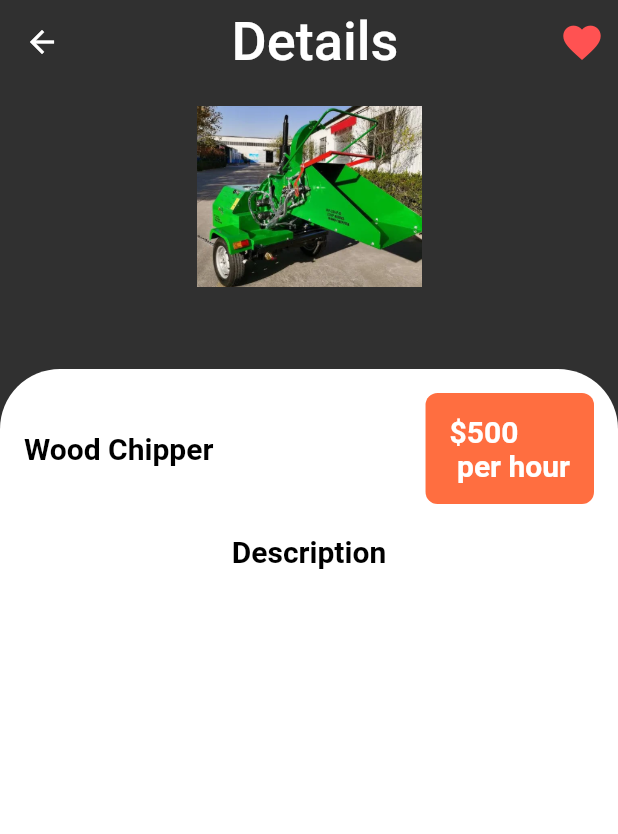
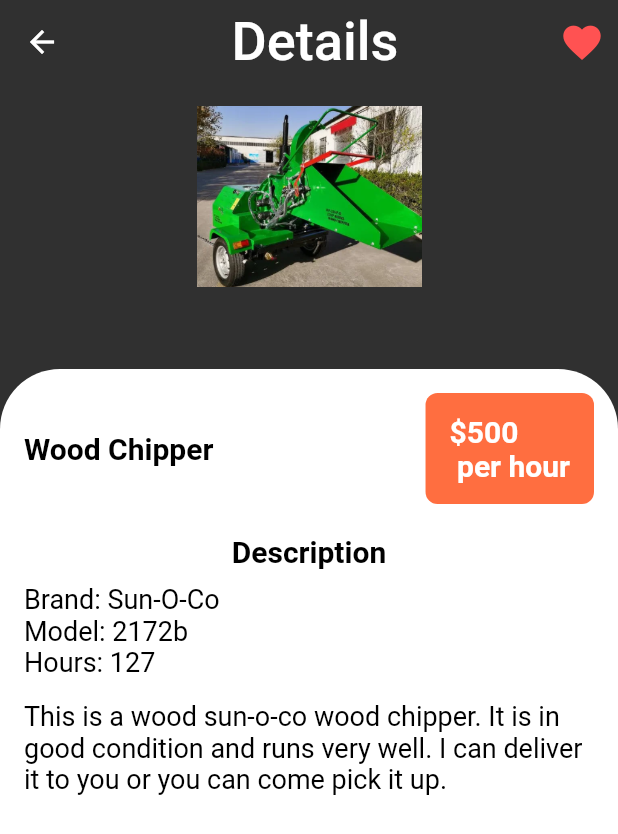
Before and after one commit to Jschofi95/Utool, a Flutter app: the HomePage screen opened directly, after a tap on "Detail", on a phone screen of 412 x 824 dp. Shown: the top 834 px of the screen. Run offline on Flutter 3.47's test engine with Material 2 defaults, Android fonts, the phone set to English and light mode, and no system bars; Roboto replaces fonts that are missing (Helvelica).

Commit message:
Added more to the description section of "item_detail_page.dart"

```diff
--- a/lib/homepage/homepage.dart
+++ b/lib/homepage/homepage.dart
@@ -25,7 +25,8 @@ class _HomePageState extends State<HomePage> {
         useType: UseType.PICK_UP,
         address: "123 Side St, Tuscaloosa, AL, 35402",
         deliveryFee: "250",
-        hours: "127",),
+        hours: "127",
+        description: "This is a wood sun-o-co wood chipper. It is in good condition and runs very well. I can deliver it to you or you can come pick it up."),
     const ItemData(
         type: "Stump Grinder",
         imgLinks: ["assets/stump_grinder.jpg"],
@@ -37,7 +38,8 @@ class _HomePageState extends State<HomePage> {
         useType: UseType.PICK_UP,
         address: "321 Main Ave, Tuscaloosa, 35404",
         deliveryFee: "null",
-        hours: "242")
+        hours: "242",
+        description: "This is my Carlton stump grinder. It has had regular services for it's entire life and runs great. I cannot deliver it so it is for pickup only."),
   ];
 
   @override
--- a/lib/item/item_data.dart
+++ b/lib/item/item_data.dart
@@ -21,6 +21,7 @@ class ItemData {
   final String address;
   final String deliveryFee;
   final String hours;
+  final String description;
 
   const ItemData({
     required this.type,
@@ -34,5 +35,6 @@ class ItemData {
     required this.address,
     required this.deliveryFee,
     required this.hours,
+    required this.description,
   });
 }
--- a/lib/item_details/item_detail_page.dart
+++ b/lib/item_details/item_detail_page.dart
@@ -22,6 +22,7 @@ class ItemDetails extends StatelessWidget {
   @override
   Widget build(BuildContext context) {
     return SafeArea(
+      child: Center(
         child: Scaffold(
           appBar: AppBar(
             foregroundColor: Colors.white,
@@ -44,8 +45,7 @@ class ItemDetails extends StatelessWidget {
                   ))
             ],
           ),
-        body: Center(
-          child: Column(
+          body: Column(
             children: <Widget>[
               Image.asset(
                 item.imgLinks[0],
@@ -110,7 +110,24 @@ class ItemDetails extends StatelessWidget {
                             fontSize: 20,
                             fontWeight: FontWeight.bold,
                             color: Colors.black),
-                      )
+                      ),
+                      const SizedBox(height: 10,),
+                      Container(
+                        alignment: Alignment.centerLeft,
+                        child: Column(
+                          crossAxisAlignment: CrossAxisAlignment.start,
+                          children: [
+                            Text(
+                              "Brand: ${item.brand}\nModel: ${item.model}\nHours: ${item.hours}",
+                              style: const TextStyle(color: Colors.black),
+                            ),
+                            const SizedBox(height: 15,),
+                            Text(item.description,
+                              style: const TextStyle(color: Colors.black),
+                            ),
+                          ],
+                        ),
+                      ),
                     ],
                   ),
                 ),
```
Lines whose indentation alone changed are shown as unchanged.
